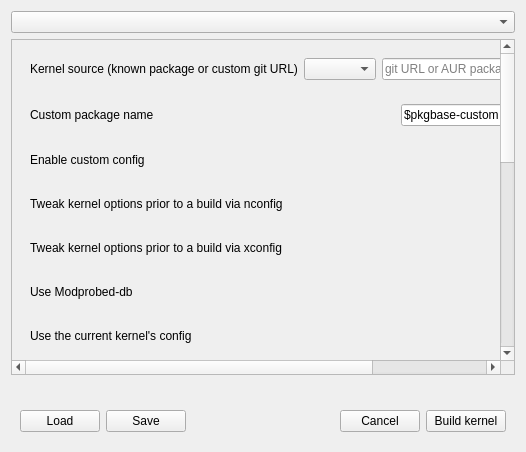
This is src/conf-options-page.ui in MadGoatHaz/kernel-manager as Qt 5 draws it before an edit. The edited form follows.
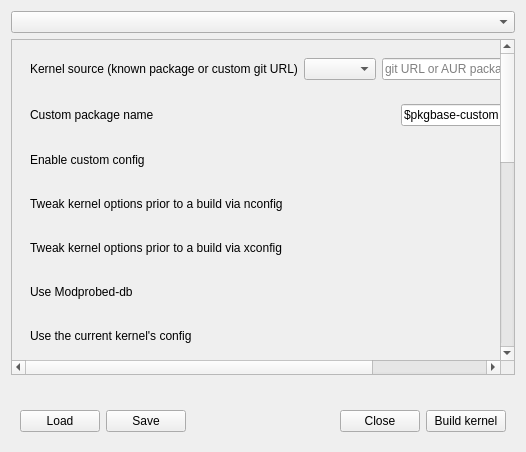
This is the edited form.

Commit message: feat(chunk-5): rename Cancel buttons to Close

The edit to the form file:
```diff
--- a/src/conf-options-page.ui
+++ b/src/conf-options-page.ui
@@ -645,7 +645,7 @@
        <item>
         <widget class="QPushButton" name="cancel_button">
          <property name="text">
-          <string>Cancel</string>
+           <string>Close</string>
          </property>
         </widget>
        </item>
```
Lines whose indentation alone changed are shown as unchanged. The commit also changes 17 other files.
